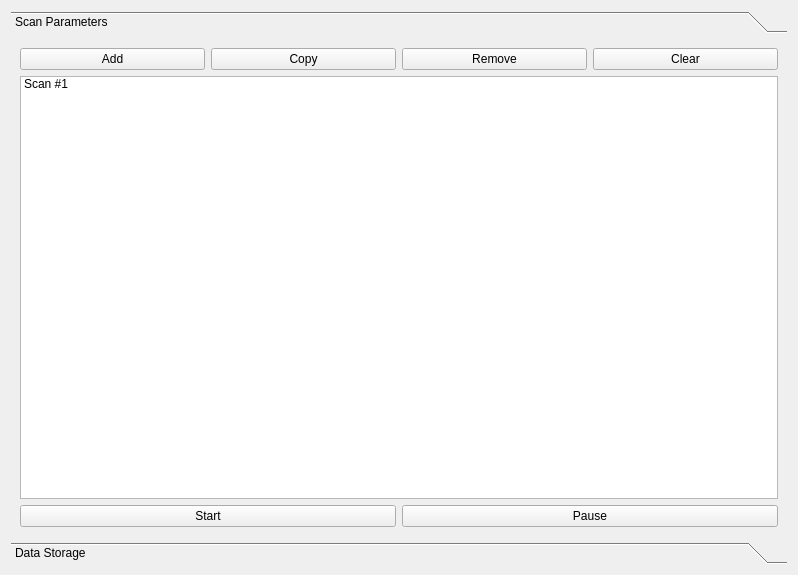
Qt form main.ui (rjNemo/xafsManager) before a commit.
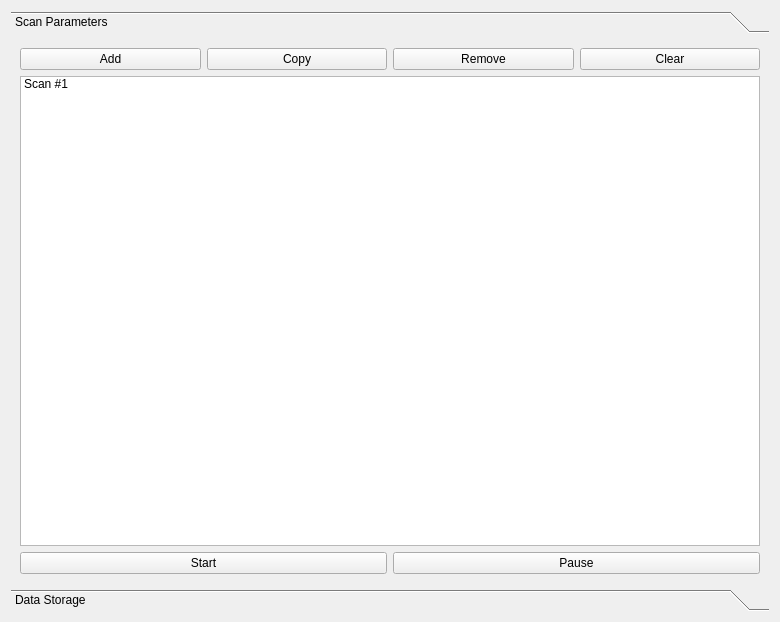
The same form after that commit. The open tabs and pages were chosen to show the change.

Diff of the .ui file:
```diff
--- a/main.ui
+++ b/main.ui
@@ -6,8 +6,8 @@
    <rect>
     <x>0</x>
     <y>0</y>
-    <width>798</width>
-    <height>575</height>
+    <width>780</width>
+    <height>622</height>
    </rect>
   </property>
   <property name="windowTitle">
@@ -33,8 +33,8 @@
        <rect>
         <x>0</x>
         <y>0</y>
-        <width>774</width>
-        <height>483</height>
+        <width>756</width>
+        <height>530</height>
        </rect>
       </property>
       <property name="accessibleName">
```
Left out of the diff: 6 changed lines with no effect on the pictures.
